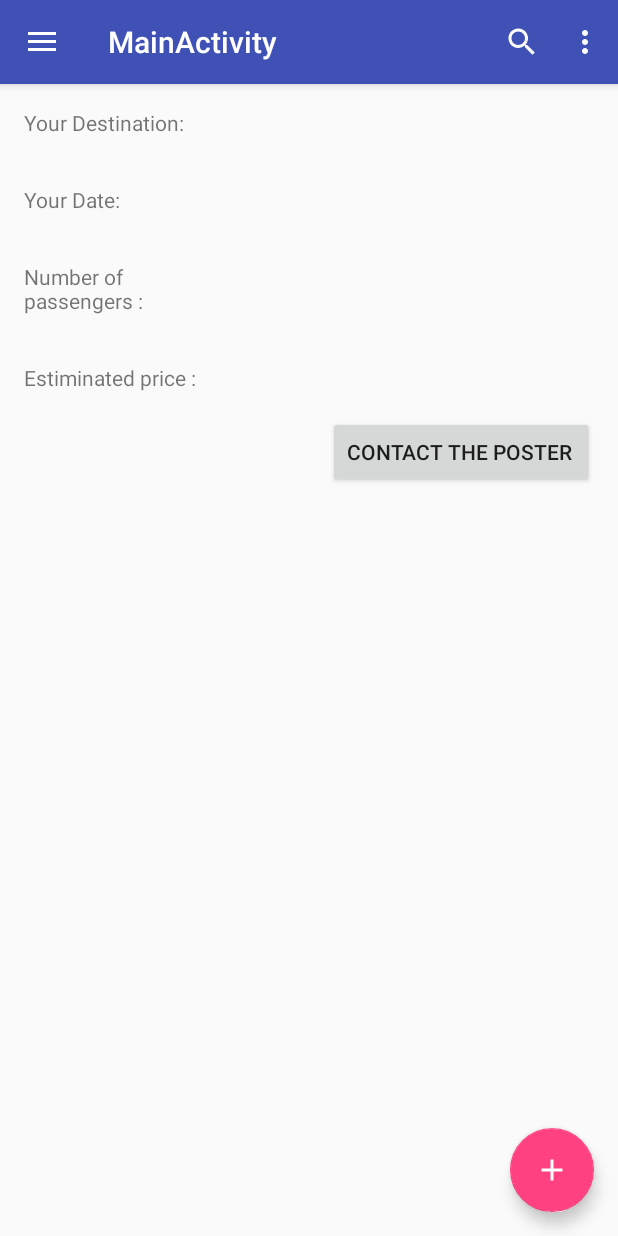
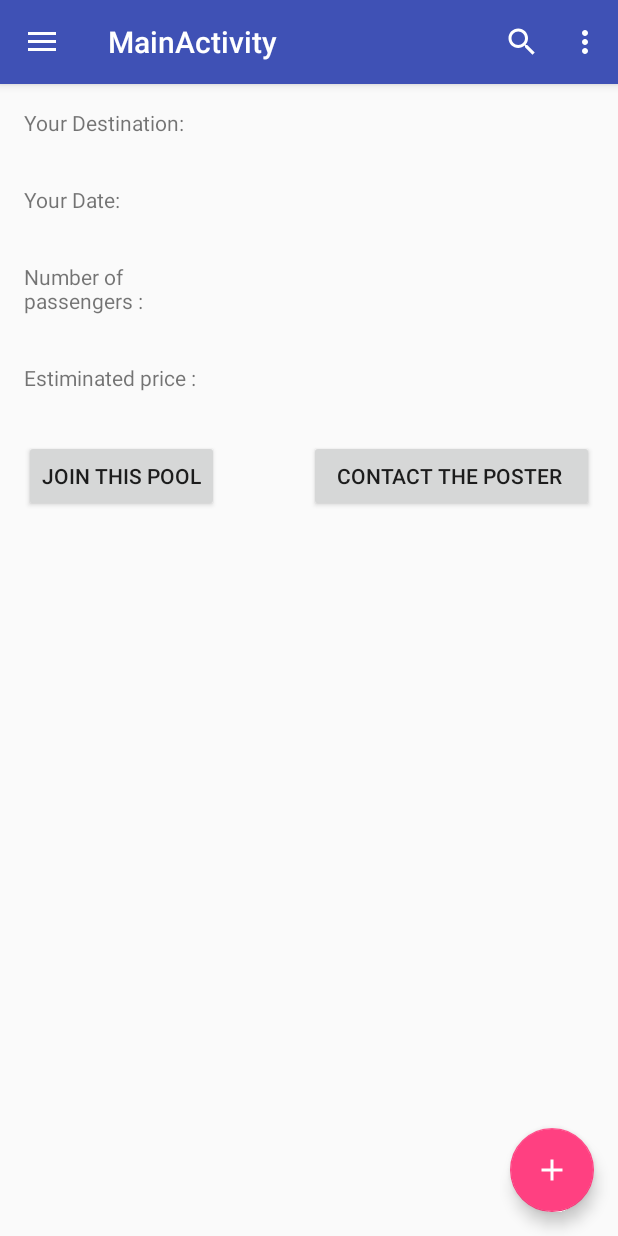
Before and after one commit to tangbao/ECE453-CourseProject-RUPool, an Android app: the screen it shows after launch (MainActivity), after a tap on "Event1", on a phone screen of 412 x 824 dp. Run offline under Robolectric (Android 15) with nearby library versions, the phone set to English and light mode, and no system bars.

Commit message:
加了俩重叠的button 暂时用了个boolean决定哪个隐藏， 到时候传个值过来就行了吗

```diff
--- a/app/src/main/java/edu/rutgers/ece453/rupool/EventFragment.java
+++ b/app/src/main/java/edu/rutgers/ece453/rupool/EventFragment.java
@@ -7,6 +7,7 @@ import android.support.v4.app.Fragment;
 import android.view.LayoutInflater;
 import android.view.View;
 import android.view.ViewGroup;
+import android.widget.Button;
 
 
 /**
@@ -18,14 +19,10 @@ import android.view.ViewGroup;
  * create an instance of this fragment.
  */
 public class EventFragment extends Fragment {
-    // TODO: Rename parameter arguments, choose names that match
-    // the fragment initialization parameters, e.g. ARG_ITEM_NUMBER
-    private static final String ARG_PARAM1 = "param1";
-    private static final String ARG_PARAM2 = "param2";
 
-    // TODO: Rename and change types of parameters
-    private String mParam1;
-    private String mParam2;
+    Button joinButton;
+    Button quitButton;
+    boolean isJoined=false;
 
     private OnFragmentInteractionListener mListener;
 
@@ -33,20 +30,10 @@ public class EventFragment extends Fragment {
         // Required empty public constructor
     }
 
-    /**
-     * Use this factory method to create a new instance of
-     * this fragment using the provided parameters.
-     *
-     * @param param1 Parameter 1.
-     * @param param2 Parameter 2.
-     * @return A new instance of fragment EventFragment.
-     */
-    // TODO: Rename and change types and number of parameters
+
     public static EventFragment newInstance(String param1, String param2) {
         EventFragment fragment = new EventFragment();
         Bundle args = new Bundle();
-        args.putString(ARG_PARAM1, param1);
-        args.putString(ARG_PARAM2, param2);
         fragment.setArguments(args);
         return fragment;
     }
@@ -55,16 +42,29 @@ public class EventFragment extends Fragment {
     public void onCreate(Bundle savedInstanceState) {
         super.onCreate(savedInstanceState);
         if (getArguments() != null) {
-            mParam1 = getArguments().getString(ARG_PARAM1);
-            mParam2 = getArguments().getString(ARG_PARAM2);
         }
+
+
     }
 
     @Override
     public View onCreateView(LayoutInflater inflater, ViewGroup container,
                              Bundle savedInstanceState) {
         // Inflate the layout for this fragment
-        return inflater.inflate(R.layout.fragment_event, container, false);
+        View view = inflater.inflate(R.layout.fragment_event, container, false);
+
+        joinButton=(Button) view.findViewById(R.id.Join);
+        quitButton=(Button) view.findViewById(R.id.Quit);
+
+        if(!isJoined) {
+            joinButton.setVisibility(View.VISIBLE);
+            quitButton.setVisibility(View.INVISIBLE);
+        }
+        else{
+            joinButton.setVisibility(View.INVISIBLE);
+            quitButton.setVisibility(View.VISIBLE);
+        }
+        return view;
     }
 
     // TODO: Rename method, update argument and hook method into UI event
--- a/app/src/main/java/edu/rutgers/ece453/rupool/MainFragment.java
+++ b/app/src/main/java/edu/rutgers/ece453/rupool/MainFragment.java
@@ -12,6 +12,7 @@ import android.view.View;
 import android.view.ViewGroup;
 import android.widget.AdapterView;
 import android.widget.ArrayAdapter;
+import android.widget.Button;
 import android.widget.ListView;
 
 import java.util.ArrayList;
@@ -25,6 +26,7 @@ public class MainFragment extends Fragment {
 
     ListView listView;
     ArrayAdapter<String> searchResult;
+    boolean isJoined=false;
 
     public MainFragment() {
         // Required empty public constructor
@@ -51,6 +53,7 @@ public class MainFragment extends Fragment {
         View view = inflater.inflate(R.layout.fragment_main, container, false);
 
         listView=(ListView) view.findViewById(R.id.myList);
+
 
         ArrayList<String> searchContent=new ArrayList<>();
         searchContent.addAll(Arrays.asList(getResources().getStringArray(R.array.eventList)));
--- a/app/src/main/res/layout/fragment_event.xml
+++ b/app/src/main/res/layout/fragment_event.xml
@@ -108,13 +108,52 @@
 
     </LinearLayout>
 
+    <LinearLayout
+        android:layout_width="match_parent"
+        android:layout_height="wrap_content"
+        android:gravity="center_vertical|center_horizontal"
+        android:orientation="horizontal"
+        >
 
-    <Button
-        android:layout_width="wrap_content"
-        android:layout_height="wrap_content"
-        android:layout_gravity="end"
-        android:layout_marginRight="16dp"
-        android:id="@+id/contact"
-        android:text="Contact the poster "
-        />
+
+        <RelativeLayout
+            android:layout_width="0dp"
+            android:layout_weight="1"
+            android:layout_height="wrap_content"
+            android:layout_gravity="center_vertical|center_horizontal"
+            android:gravity="center_vertical"
+            >
+
+            <Button
+                android:layout_width="wrap_content"
+                android:layout_height="wrap_content"
+                android:layout_margin="16dp"
+                android:id="@+id/Quit"
+                android:text="Quit this pool"
+                />
+
+            <Button
+                android:layout_width="wrap_content"
+                android:layout_height="wrap_content"
+                android:layout_margin="16dp"
+                android:id="@+id/Join"
+                android:text="Join this pool"
+                />
+
+
+        </RelativeLayout>
+
+        <Button
+            android:id="@+id/contact"
+            android:layout_width="0dp"
+            android:layout_weight="1"
+            android:layout_height="wrap_content"
+            android:layout_gravity="center_vertical"
+            android:layout_margin="16dp"
+            android:text="Contact the poster " />
+
+
+    </LinearLayout>
+
+
 </LinearLayout>
```
